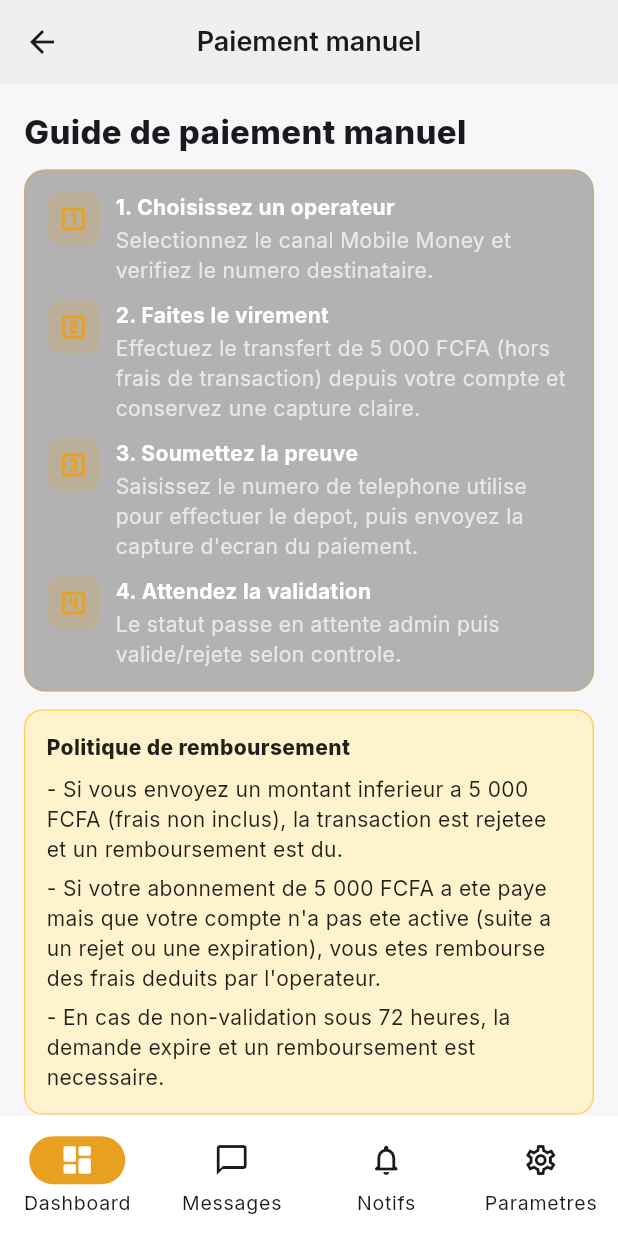
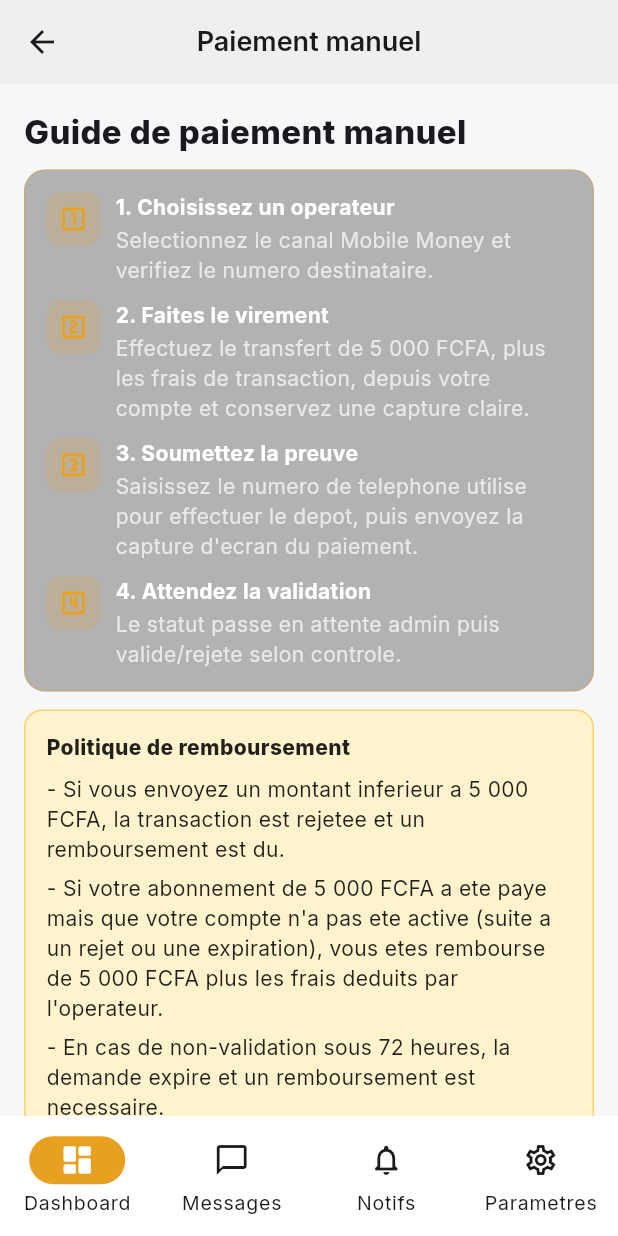
Before and after one commit to Collectif-Dev/Fiers_Artisans, a Flutter app: the SubscriptionScreen screen opened by its route, after a tap on "Commencer un paiement manuel", on a phone screen of 412 x 824 dp. Run offline on Flutter 3.47's test engine with Material 3 defaults, Android fonts, the phone set to English and light mode, and no system bars; our stand-ins replace cached_network_image, dio, easy_localization, firebase_core, firebase_messaging, flutter_dotenv and 13 more; accounts and stored records are empty; network calls fail.

Commit message:
feat: update subscription handling and improve Docker configuration

```diff
--- a/admin-web/package.json
+++ b/admin-web/package.json
@@ -3,7 +3,7 @@
   "version": "0.1.0",
   "private": true,
   "scripts": {
-    "dev": "next dev --webpack -H 0.0.0.0 -p 3002",
+    "dev": "next dev -H 0.0.0.0 -p 3002",
     "build": "NODE_ENV=production next build",
     "start": "next start -H 0.0.0.0 -p 3002",
     "lint": "eslint"
--- a/fiers_artisans_app/assets/translations/fr.json
+++ b/fiers_artisans_app/assets/translations/fr.json
@@ -219,7 +219,7 @@
       "wave_automatic": "Wave (automatique)",
       "temporarily_disabled": "Temporairement desactive",
       "mobile_money_title": "Mobile Money (paiement manuel)",
-      "instructions": "Effectuez le virement de 5 000 FCFA (hors frais de transaction) vers le numero affiche, puis envoyez la preuve dans l'application.",
+      "instructions": "Effectuez le virement de 5 000 FCFA, plus les frais de transaction, vers le numero affiche, puis envoyez la preuve dans l'application.",
       "active_days_remaining": "Abonnement actif: {days} jour(s) restant(s).",
       "start_payment": "Commencer un paiement manuel",
       "pending": "Paiement manuel en cours. Soumettez votre preuve pour finaliser la demande.",
@@ -246,26 +246,26 @@
     "step1_title": "1. Choisissez un operateur",
     "step1_body": "Selectionnez le canal Mobile Money et verifiez le numero destinataire.",
     "step2_title": "2. Faites le virement",
-    "step2_body": "Effectuez le transfert de 5 000 FCFA (hors frais de transaction) depuis votre compte et conservez une capture claire.",
+    "step2_body": "Effectuez le transfert de 5 000 FCFA, plus les frais de transaction, depuis votre compte et conservez une capture claire.",
     "step3_title": "3. Soumettez la preuve",
     "step3_body": "Saisissez le numero de telephone utilise pour effectuer le depot, puis envoyez la capture d'ecran du paiement.",
     "step4_title": "4. Attendez la validation",
     "step4_body": "Le statut passe en attente admin puis valide/rejete selon controle.",
     "refund_policy_title": "Politique de remboursement",
-    "refund_policy_line1": "- Si vous envoyez un montant inferieur a 5 000 FCFA (frais non inclus), la transaction est rejetee et un remboursement est du.",
-    "refund_policy_line2": "- Si votre abonnement de 5 000 FCFA a ete paye mais que votre compte n'a pas ete active (suite a un rejet ou une expiration), vous etes rembourse des frais deduits par l'operateur.",
+    "refund_policy_line1": "- Si vous envoyez un montant inferieur a 5 000 FCFA, la transaction est rejetee et un remboursement est du.",
+    "refund_policy_line2": "- Si votre abonnement de 5 000 FCFA a ete paye mais que votre compte n'a pas ete active (suite a un rejet ou une expiration), vous etes rembourse de 5 000 FCFA plus les frais deduits par l'operateur.",
     "refund_policy_line3": "- En cas de non-validation sous 72 heures, la demande expire et un remboursement est necessaire.",
     "mobile_money_title": "Mobile Money (paiement manuel)",
     "method": "Methode",
     "recipient_unavailable": "Numero destinataire: Pas encore disponible pour cet operateur.",
-    "send_exact_amount": "Veuillez envoyer exactement 5 000 FCFA (hors frais de transaction) a ce numero :",
+    "send_exact_amount": "Veuillez envoyer exactement 5 000 FCFA, plus les frais de transaction, a ce numero :",
     "copy": "Copier",
     "server_confirmed_number": "Numero confirme par le serveur",
     "moov_temporarily_unavailable": "Moov Money est temporairement indisponible. Choisissez Orange, MTN ou Wave manuel.",
     "pending_admin_notice": "Votre demande de paiement est en attente de validation par nos equipes.",
     "transaction_initiated_notice": "Transaction initiee - veuillez soumettre votre preuve.",
     "generate_transaction": "Generer une transaction manuelle",
-    "amount_label": "Montant: {amount} FCFA (hors frais de transaction)",
+    "amount_label": "Montant: {amount} FCFA + frais de transaction",
     "sender_number_label": "Numero qui a effectue le depot (ex: 07XXXXXXXX)",
     "sender_number_hint": "07XXXXXXXX",
     "proof_already_submitted": "Preuve deja soumise",
--- a/fiers_artisans_app/lib/data/models/subscription_model.dart
+++ b/fiers_artisans_app/lib/data/models/subscription_model.dart
@@ -21,7 +21,8 @@ class SubscriptionModel {
     return SubscriptionModel(
       id: json['id']?.toString() ?? '',
       artisanId: json['artisan_profile_id']?.toString() ?? json['artisanId']?.toString() ?? '',
-      status: (json['status'] ?? 'EXPIRED').toString().toLowerCase(),
+      // New artisans can legitimately have no subscription yet.
+      status: (json['status'] ?? 'PENDING').toString().toLowerCase(),
       startDate: json['starts_at'] != null
           ? DateTime.tryParse(json['starts_at'])
           : json['startDate'] != null
@@ -39,8 +40,11 @@ class SubscriptionModel {
 
   bool get isActive => status == 'active' && !isExpired;
 
+  bool get isPending => status == 'pending';
+
   bool get isExpired {
-    if (endDate == null) return true;
+    if (status == 'expired') return true;
+    if (endDate == null) return false;
     return DateTime.now().isAfter(endDate!);
   }
 
--- a/fiers_artisans_app/lib/data/repositories/subscription_repository.dart
+++ b/fiers_artisans_app/lib/data/repositories/subscription_repository.dart
@@ -11,11 +11,18 @@ class SubscriptionRepository {
       final data = response.data;
       // Backend returns { subscription: {...}, is_active: bool }
       if (data is Map<String, dynamic> && data.containsKey('subscription')) {
-        final sub = data['subscription'] as Map<String, dynamic>? ?? {};
+        final rawSub = data['subscription'];
+        if (rawSub == null || rawSub is! Map<String, dynamic> || rawSub.isEmpty) {
+          return null;
+        }
+        final sub = Map<String, dynamic>.from(rawSub);
         sub['is_active'] = data['is_active'];
         return SubscriptionModel.fromJson(sub);
       }
-      return SubscriptionModel.fromJson(data);
+      if (data is Map<String, dynamic>) {
+        return SubscriptionModel.fromJson(data);
+      }
+      return null;
     } catch (_) {
       return null;
     }
--- a/fiers_artisans_app/lib/presentation/artisan/artisan_dashboard.dart
+++ b/fiers_artisans_app/lib/presentation/artisan/artisan_dashboard.dart
@@ -944,7 +944,7 @@ class _SubscriptionCard extends StatelessWidget {
     final theme = Theme.of(context);
     final sub = subState.subscription;
     final isActive = sub?.isActive == true;
-    final hasSubscriptionRecord = sub != null;
+    final hasSubscriptionRecord = sub != null && !sub.isPending;
     final manual = manualTransaction;
 
     final bool isManualPending =
--- a/fiers_artisans_app/lib/presentation/artisan/subscription_screen.dart
+++ b/fiers_artisans_app/lib/presentation/artisan/subscription_screen.dart
@@ -54,10 +54,11 @@ class _SubscriptionScreenState extends ConsumerState<SubscriptionScreen> {
     final manualInProgress =
         manualTx != null && (manualTx.isPending || manualTx.isPendingAdmin);
     final manualRejected = manualTx?.isRejected == true;
+    final hasExpiredSubscription = subscription != null && !subscription.isPending;
 
     final statusText = isActive
         ? 'subscription.active'.tr()
-        : subscription == null
+      : !hasExpiredSubscription
         ? 'subscription.none'.tr()
         : 'subscription.expired'.tr();
 
```
Also changed, not shown: 3 other files.
